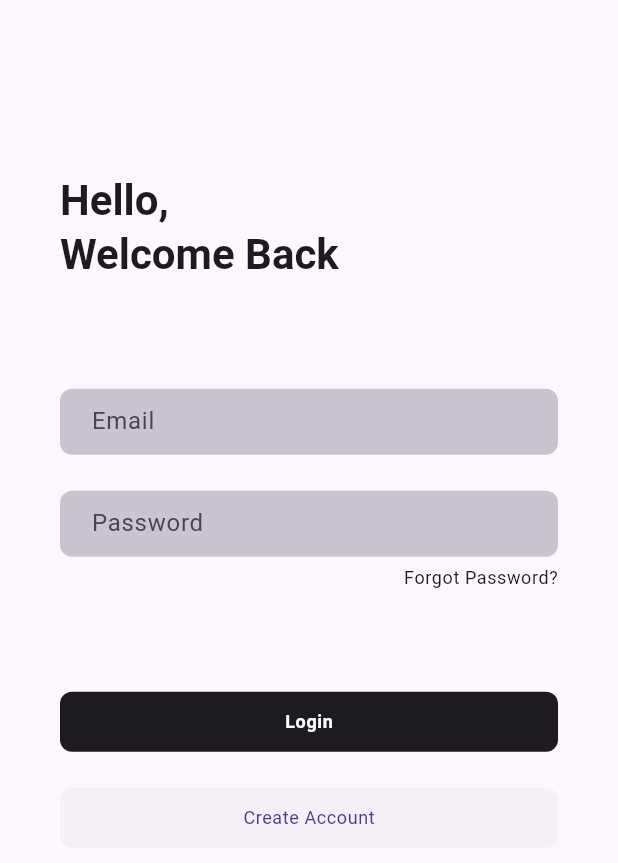
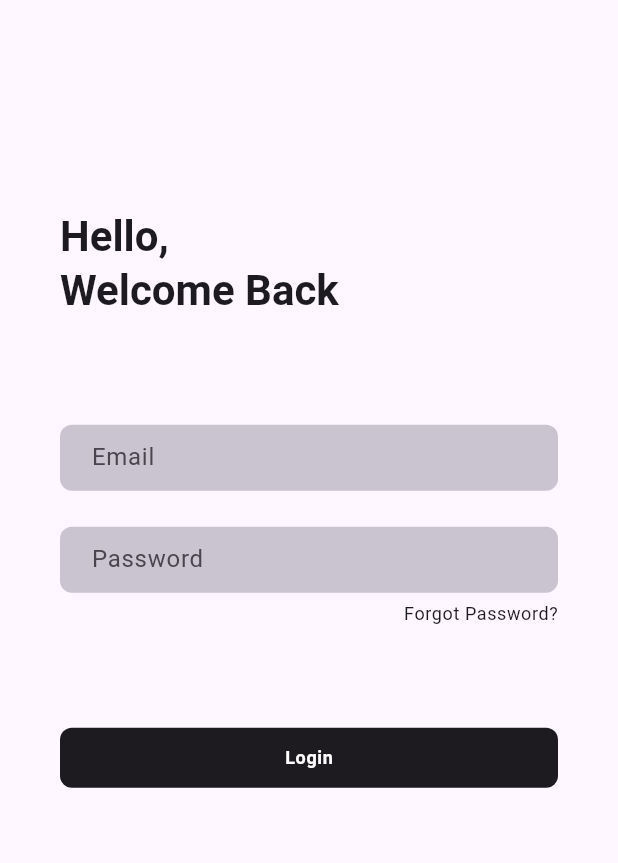
Before and after one commit to Mahender-Kumar/project_emp, a Flutter app: the screen it shows after launch, on a phone screen of 412 x 824 dp. Shown: the top 863 px of the screen. Run offline on Flutter 3.47's test engine with Material 3 defaults, Android fonts, the phone set to English and light mode, and no system bars; our stand-ins replace cloud_firestore, equatable, firebase_auth, firebase_core, flutter_bloc, go_router and 1 more; missing offline and left inert: flutter_adaptive_scaffold; accounts and stored records are empty; generated files the repository leaves out were written again.

Commit message:
refactor: simplify login button layout and remove commented-out code

```diff
--- a/lib/presentation/views/auth/login/login_screen.dart
+++ b/lib/presentation/views/auth/login/login_screen.dart
@@ -147,8 +147,7 @@ class LoginScreen extends StatelessWidget {
 
                     BlocBuilder<AuthBloc, AuthState>(
                       builder: (context, state) {
-                        return Center(
-                          child: ExpandedBtn(
+                        return ExpandedBtn(
                           style: FilledButton.styleFrom(
                             backgroundColor:
                                 Theme.of(context).colorScheme.onSurface,
@@ -179,37 +178,36 @@ class LoginScreen extends StatelessWidget {
                                       fontWeight: FontWeight.bold,
                                     ),
                                   ),
-                          ),
                         );
                       },
                     ),
 
                     const SizedBox(height: defaultPadding),
-                    Center(
-                      child: ExpandedBtn(
-                        style: FilledButton.styleFrom(
-                          backgroundColor:
-                              Theme.of(context).colorScheme.onInverseSurface,
-                          shape: RoundedRectangleBorder(
-                            borderRadius: BorderRadius.circular(btnRadius),
-                          ),
-                        ),
-                        onPressed: () {
-                          context.go('/signup');
-                        },
-                        child: Text(
-                          "Create Account",
-                          style: Theme.of(
-                            context,
-                          ).textTheme.bodySmall?.copyWith(
-                            color:
-                                Theme.of(
-                                  context,
-                                ).colorScheme.onPrimaryContainer,
-                          ),
-                        ),
-                      ),
-                    ),
+                    // Center(
+                    //   child: ExpandedBtn(
+                    //     style: FilledButton.styleFrom(
+                    //       backgroundColor:
+                    //           Theme.of(context).colorScheme.onInverseSurface,
+                    //       shape: RoundedRectangleBorder(
+                    //         borderRadius: BorderRadius.circular(btnRadius),
+                    //       ),
+                    //     ),
+                    //     onPressed: () {
+                    //       context.go('/signup');
+                    //     },
+                    //     child: Text(
+                    //       "Create Account",
+                    //       style: Theme.of(
+                    //         context,
+                    //       ).textTheme.bodySmall?.copyWith(
+                    //         color:
+                    //             Theme.of(
+                    //               context,
+                    //             ).colorScheme.onPrimaryContainer,
+                    //       ),
+                    //     ),
+                    //   ),
+                    // ),
                     const SizedBox(height: defaultPadding),
                   ],
                 ),
```
Lines whose indentation alone changed are shown as unchanged.
